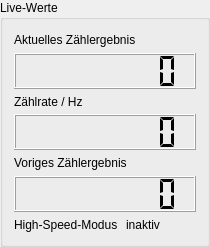
Above: gmcounter/pyqt/readout_panel.ui from cckssr/gmcounter before the change. Below: the same form after it.
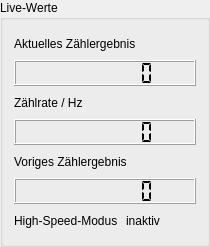
That is the form after the change. Custom widgets are drawn as their Qt base class.

```diff
--- a/gmcounter/pyqt/readout_panel.ui
+++ b/gmcounter/pyqt/readout_panel.ui
@@ -41,7 +41,7 @@
      <property name="minimumSize">
       <size>
        <width>120</width>
-       <height>36</height>
+       <height>24</height>
       </size>
      </property>
      <property name="digitCount">
@@ -76,7 +76,7 @@
      <property name="minimumSize">
       <size>
        <width>120</width>
-       <height>36</height>
+       <height>24</height>
       </size>
      </property>
      <property name="digitCount">
@@ -111,7 +111,7 @@
      <property name="minimumSize">
       <size>
        <width>120</width>
-       <height>36</height>
+       <height>24</height>
       </size>
      </property>
      <property name="digitCount">
```
